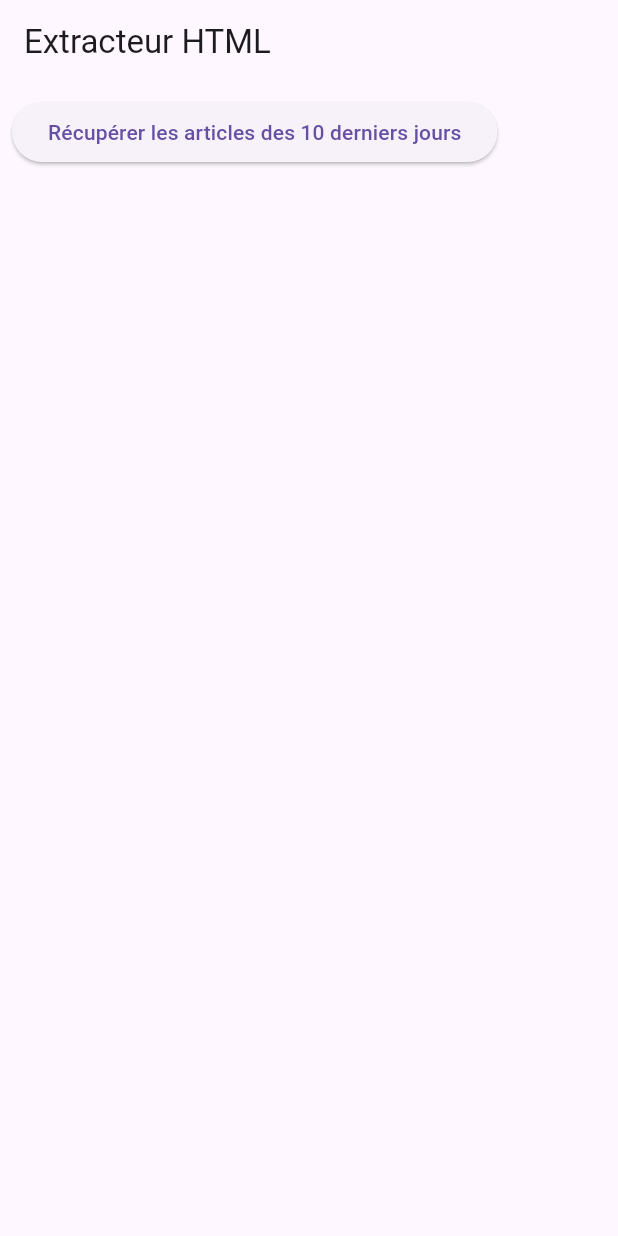
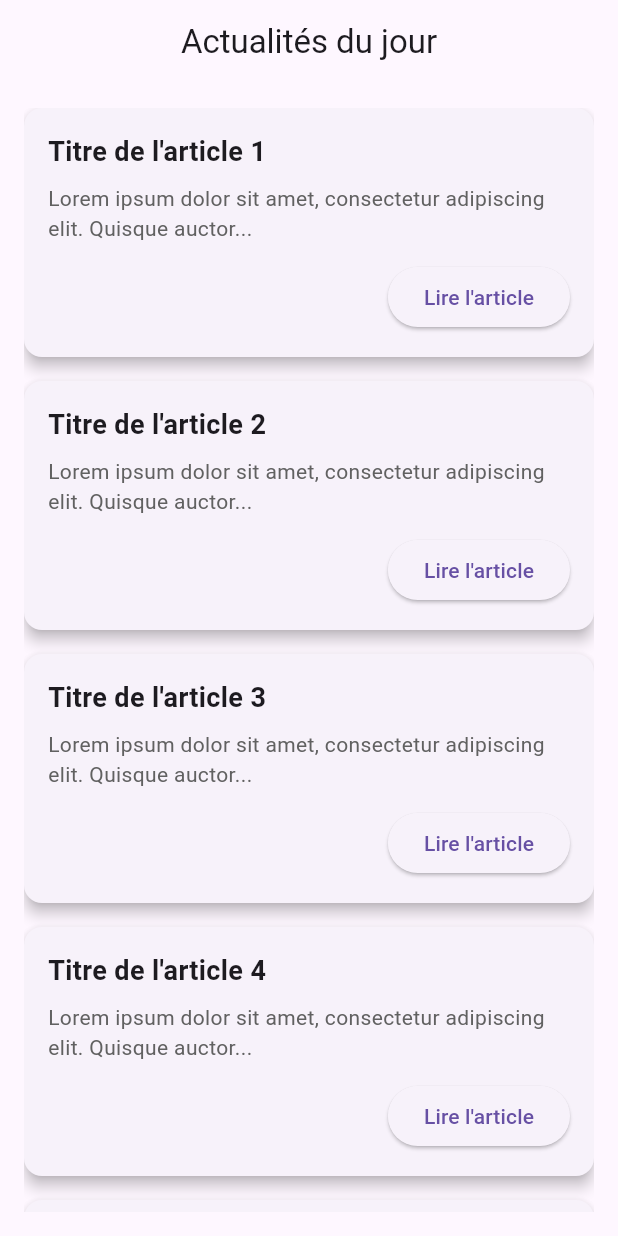
Before and after one commit to Traygueur/sumapp, a Flutter app: the screen it shows after launch, on a phone screen of 412 x 824 dp. Run offline on Flutter 3.47's test engine with Material 3 defaults, Android fonts, the phone set to English and light mode, and no system bars; our stand-ins replace supabase_flutter; accounts and stored records are empty.

Commit message:
view actuality

```diff
--- a/lib/main.dart
+++ b/lib/main.dart
@@ -2,7 +2,7 @@ import 'package:flutter/material.dart';
 import 'package:sumapp/authentification.dart';
 import 'package:supabase_flutter/supabase_flutter.dart';
 import 'scrap.dart';
-
+import 'views/actualité_view.dart';
 
 
 void main()async{
@@ -16,7 +16,7 @@ class MyApp extends StatelessWidget {
   @override
   Widget build(BuildContext context) {
     return MaterialApp(
-      home: HtmlFetcher(),
+      home: Actualite(),
     );
   }
 }
--- /dev/null
+++ b/lib/views/actualité_view.dart
@@ -0,0 +1,60 @@
+import 'package:flutter/material.dart';
+
+class Actualite extends StatelessWidget {
+  const Actualite({super.key});
+
+  @override
+  Widget build(BuildContext context) {
+    return Scaffold(
+      appBar: AppBar(
+        title: Text("Actualités du jour"),
+        centerTitle: true,
+      ),
+      body: Padding(
+        padding: const EdgeInsets.all(16.0),
+        child: ListView.builder(
+          itemCount: 5, // Simulation avec 5 articles
+          itemBuilder: (context, index) {
+            return Card(
+              elevation: 4,
+              margin: const EdgeInsets.only(bottom: 16),
+              shape: RoundedRectangleBorder(
+                borderRadius: BorderRadius.circular(12),
+              ),
+              child: Padding(
+                padding: const EdgeInsets.all(16.0),
+                child: Column(
+                  crossAxisAlignment: CrossAxisAlignment.start,
+                  children: [
+                    Text(
+                      "Titre de l'article ${index + 1}",
+                      style: TextStyle(
+                        fontSize: 18,
+                        fontWeight: FontWeight.bold,
+                      ),
+                    ),
+                    const SizedBox(height: 8),
+                    Text(
+                      "Lorem ipsum dolor sit amet, consectetur adipiscing elit. Quisque auctor...",
+                      style: TextStyle(fontSize: 14, color: Colors.grey[700]),
+                      maxLines: 3,
+                      overflow: TextOverflow.ellipsis,
+                    ),
+                    const SizedBox(height: 12),
+                    Align(
+                      alignment: Alignment.centerRight,
+                      child: ElevatedButton(
+                        onPressed: () {},
+                        child: Text("Lire l'article"),
+                      ),
+                    ),
+                  ],
+                ),
+              ),
+            );
+          },
+        ),
+      ),
+    );
+  }
+}
```
